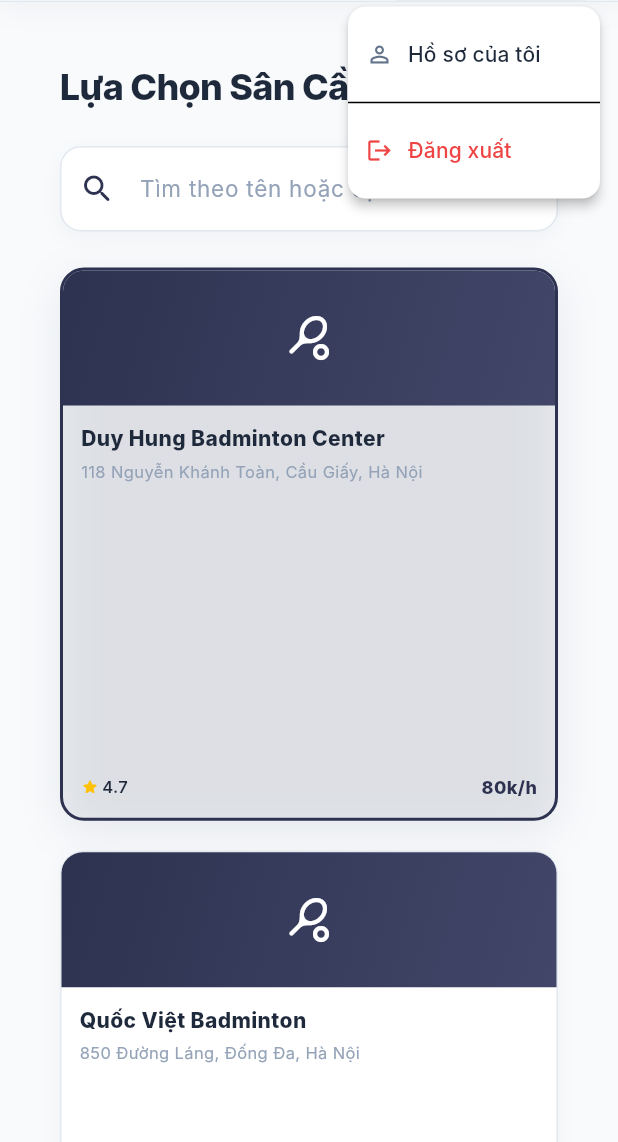
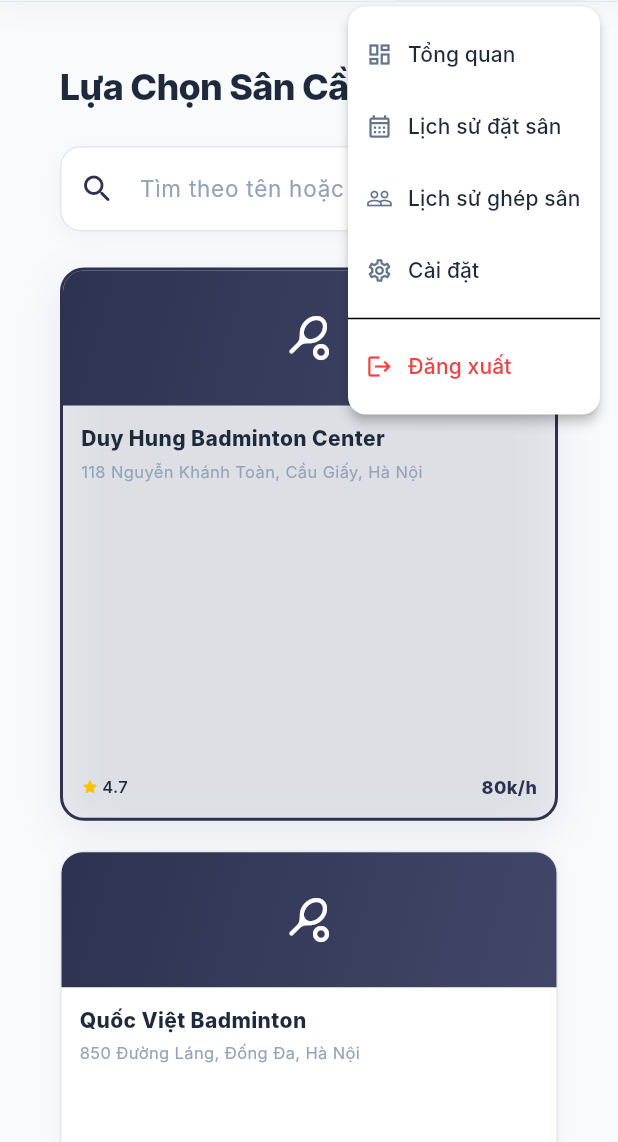
Before and after one commit to Tahz04/ShuttleCourt, a Flutter app: the WebBookingPage screen opened directly with sample values from the repository, after a tap on "Người dùng", on a phone screen of 412 x 824 dp, the part 94-1236 px from its top. Run offline on Flutter 3.47's test engine with Material 3 defaults, Android fonts, the phone set to English and light mode, and no system bars; our stand-ins replace flutter_map, geolocator, google_maps_flutter, image_picker, latlong2, shared_preferences; accounts and stored records are empty; network calls fail; Roboto replaces fonts that are missing (Inter).

Commit message:
edit Account tab, show menu

```diff
--- a/shuttlecourt_frontend/lib/web/web_navbar.dart
+++ b/shuttlecourt_frontend/lib/web/web_navbar.dart
@@ -4,7 +4,7 @@ import 'package:shuttlecourt/theme/app_theme.dart';
 import 'package:shuttlecourt/auth/auth_service.dart';
 import 'package:shuttlecourt/auth/login_screen.dart';
 import 'package:shuttlecourt/auth/register_screen.dart';
-import 'package:shuttlecourt/auth/profile_screen.dart';
+import 'package:shuttlecourt/web/web_profile_page.dart';
 import 'package:shuttlecourt/services/notification_service.dart';
 import 'package:shuttlecourt/web/web_notification_page.dart';
 
@@ -51,7 +51,6 @@ class _WebNavbarState extends State<WebNavbar> {
     _NavItem('Đặt lịch', Icons.calendar_month_rounded, 3),
     _NavItem('Ghép sân', Icons.people_rounded, 4),
     _NavItem('Cửa hàng', Icons.shopping_bag_rounded, 5),
-    _NavItem('Tài khoản', Icons.person_rounded, 6),
   ];
 
   @override
@@ -238,33 +237,41 @@ class _WebNavbarState extends State<WebNavbar> {
     );
   }
 
+  PopupMenuItem<String> _buildProfileMenuItem(BuildContext context, String label, IconData icon, int tabIndex) {
+    return PopupMenuItem(
+      value: 'tab_$tabIndex',
+      onTap: () => Future.delayed(
+        const Duration(milliseconds: 100),
+        () => Navigator.push(
+          context,
+          MaterialPageRoute(
+            builder: (_) => WebProfilePage(
+              initialTab: tabIndex,
+              onTabChange: widget.onNavTap,
+            ),
+          ),
+        ),
+      ),
+      child: Row(
+        children: [
+          Icon(icon, size: 18, color: AppTheme.textSecondary),
+          const SizedBox(width: 10),
+          Text(label),
+        ],
+      ),
+    );
+  }
+
   Widget _buildUserMenu(AuthService auth) {
     return PopupMenuButton<String>(
       position: PopupMenuPosition.under,
       shape: RoundedRectangleBorder(borderRadius: BorderRadius.circular(12)),
       offset: const Offset(0, 4),
       itemBuilder: (context) => [
-        PopupMenuItem(
-          value: 'profile',
-          onTap: () => Future.delayed(
-            const Duration(milliseconds: 100),
-            () => Navigator.push(
-              context,
-              MaterialPageRoute(builder: (_) => const ProfileScreen()),
-            ),
-          ),
-          child: const Row(
-            children: [
-              Icon(
-                Icons.person_outline,
-                size: 18,
-                color: AppTheme.textSecondary,
-              ),
-              SizedBox(width: 10),
-              Text('Hồ sơ của tôi'),
-            ],
-          ),
-        ),
+        _buildProfileMenuItem(context, 'Tổng quan', Icons.dashboard_outlined, 0),
+        _buildProfileMenuItem(context, 'Lịch sử đặt sân', Icons.calendar_month_outlined, 1),
+        _buildProfileMenuItem(context, 'Lịch sử ghép sân', Icons.people_outline, 2),
+        _buildProfileMenuItem(context, 'Cài đặt', Icons.settings_outlined, 3),
         const PopupMenuDivider(),
         PopupMenuItem(
           value: 'logout',
```
Also changed, not shown: shuttlecourt_frontend/lib/web/web_profile_page.dart (+62 -3 lines).
